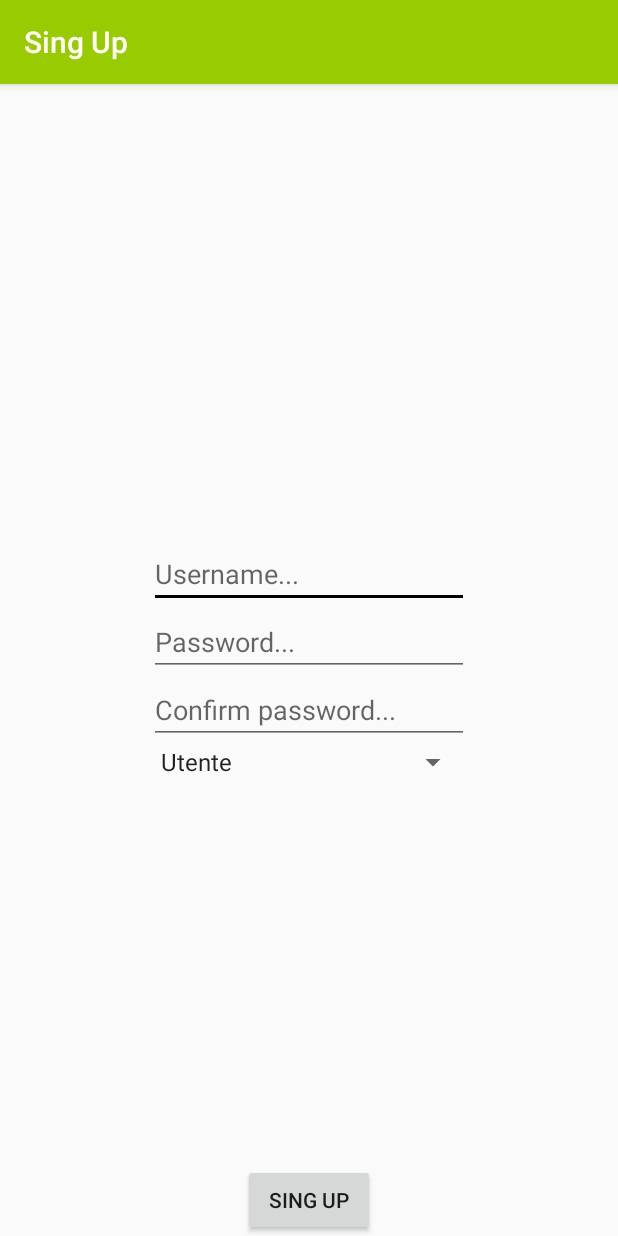
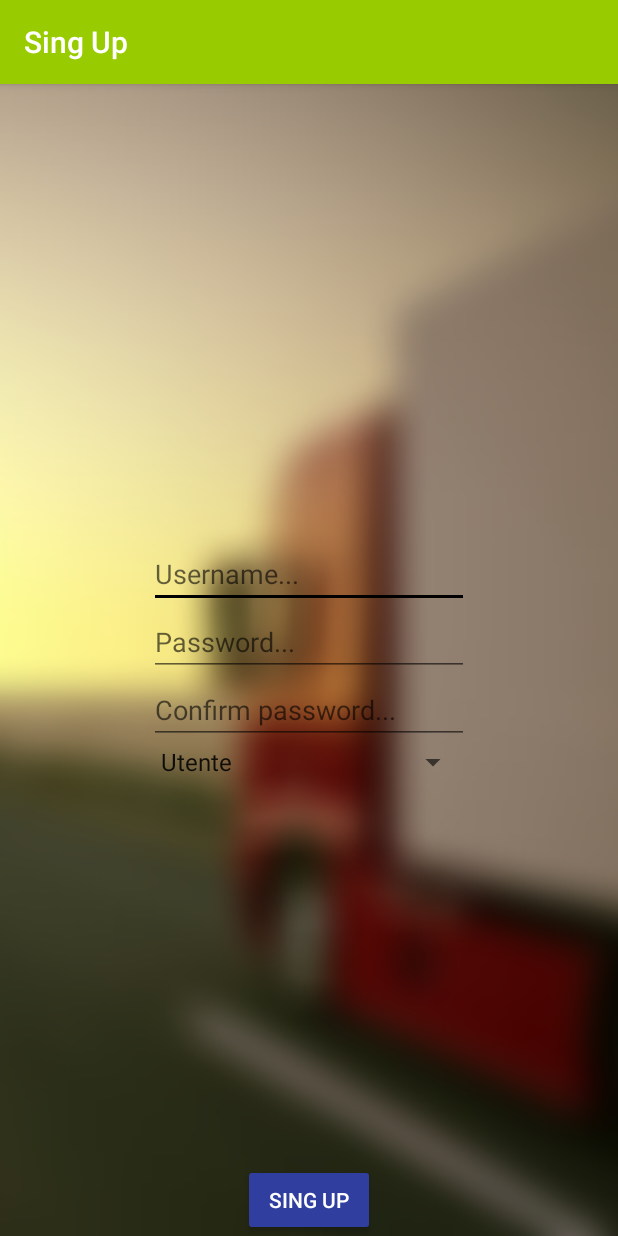
Before and after one commit to MatteoMartinelliMM/ProvaFinale, an Android app: the screen it shows after launch (RegisterActivity), after a tap on "REGISTRATI", on a phone screen of 412 x 824 dp. Run offline under Robolectric (Android 15) with nearby library versions, the phone set to English and light mode, and no system bars; our stand-ins replace Firebase (no records; nobody signed in at launch, a user with empty details on screens opened directly); libraries missing offline, so code that uses them is left out: com.loopj.android, cz.msebera.android.

Commit message:
Migliorie grafiche apportate. all'activity login e singup. Risolto il problema della visualizzazione della lista dei pacchi

```diff
--- a/app/src/main/java/mateomartinelli/user2cadem/it/provafinale/ConfirmPackageReceptionActivity.java
+++ b/app/src/main/java/mateomartinelli/user2cadem/it/provafinale/ConfirmPackageReceptionActivity.java
@@ -1,5 +1,6 @@
 package mateomartinelli.user2cadem.it.provafinale;
 
+import android.content.Intent;
 import android.support.v7.app.AppCompatActivity;
 import android.os.Bundle;
 import android.view.View;
@@ -38,6 +39,9 @@ public class ConfirmPackageReceptionActivity extends AppCompatActivity {
 
     public void conferma(View v){
         myRef.child(idPacco).child("Stato").setValue("Consegnato");
+        Intent intent = new Intent();
+        setResult(2,intent);
+        finish();
 
     }
 
--- a/app/src/main/java/mateomartinelli/user2cadem/it/provafinale/Contoller/JSONParser.java
+++ b/app/src/main/java/mateomartinelli/user2cadem/it/provafinale/Contoller/JSONParser.java
@@ -55,7 +55,7 @@ public class JSONParser {
             JSONObject packagesId = new JSONObject(toParse);
             keys = packagesId.keys();
             while (keys.hasNext()) {
-                currentPackageId = keys.next();
+                currentPackageId = keys.next(); //C
                 if (addedPackages < idPacchi.size()) {
                     addedPackages = tryToMatchCurrierIdAndPackageId(idPacchi, packages, currentPackageId, addedPackages, packagesId);
                 }
@@ -76,9 +76,10 @@ public class JSONParser {
                     String field = packageFields.next();
                     setTheSinglePackage(packageToAdd, pacco, field);
                     pacco.setIdPacco(currentPackageId);
-                    addedPackages++;
+
                 }
                 packages.add(pacco);
+                addedPackages++;
             }
         }
         return addedPackages;
--- a/app/src/main/java/mateomartinelli/user2cadem/it/provafinale/CorriereActivity.java
+++ b/app/src/main/java/mateomartinelli/user2cadem/it/provafinale/CorriereActivity.java
@@ -40,6 +40,10 @@ public class CorriereActivity extends AppCompatActivity implements TaskWaiting{
     @Override
     protected void onActivityResult(int requestCode, int resultCode, Intent data) {
         super.onActivityResult(requestCode, resultCode, data);
+        if(requestCode==1){
+            if(resultCode==2)
+                packageAdapter.notifyDataSetChanged();
+        }
     }
 
     @Override
--- a/app/src/main/java/mateomartinelli/user2cadem/it/provafinale/LoginActivity.java
+++ b/app/src/main/java/mateomartinelli/user2cadem/it/provafinale/LoginActivity.java
@@ -30,12 +30,15 @@ import mateomartinelli.user2cadem.it.provafinale.Model.Utente;
 import static mateomartinelli.user2cadem.it.provafinale.Contoller.RWObject.LOGGED_USER;
 
 public class LoginActivity extends AppCompatActivity implements TaskWaiting {
-    private RadioButton utente,corriere;
+    private RadioButton utente, corriere;
     private EditText userName, pwd;
     private ProgressDialog dialog;
     private TaskWaiting task;
     private boolean pwdMatching;
     private Users u;
+    private String pwdToCompare, sPwd;
+    private Intent intent;
+
     @Override
     protected void onCreate(Bundle savedInstanceState) {
         super.onCreate(savedInstanceState);
@@ -50,53 +53,43 @@ public class LoginActivity extends AppCompatActivity implements TaskWaiting {
         dialog = new ProgressDialog(this);
     }
 
-    public void register(View v){
-        Intent intent = new Intent(this,RegisterActivity.class);
+    public void register(View v) {
+        intent = new Intent(this, RegisterActivity.class);
         startActivity(intent);
     }
 
 
-
-    public void login(View v){
+    public void login(View v) {
         dialog.onStart();
         String sUserName = userName.getText().toString();
-        final String sPwd = pwd.getText().toString();
+        sPwd = pwd.getText().toString();
         String typeOfUser = "";
         boolean user = utente.isChecked();
         boolean curr = corriere.isChecked();
-        if(!sUserName.equals("")){
-            if(user) {
+        if (!sUserName.equals("")) {
+            if (user) {
                 typeOfUser = "Utente/";
                 u = new Utente(sUserName);
-            }else if(curr){
+            } else if (curr) {
                 typeOfUser = "Corriere/";
                 u = new Corriere(sUserName);
             }
-            dialog.onStart();
             checkNStartLogin(sUserName, sPwd, typeOfUser);
         }
     }
 
     private void checkNStartLogin(String sUserName, final String sPwd, String typeOfUser) {
         RestCall.get("Users/" + typeOfUser + sUserName + ".json", new AsyncHttpResponseHandler() {
-            String pwdToCompare;
             Intent intent;
+
             @Override
             public void onSuccess(int statusCode, Header[] headers, byte[] responseBody) {
-                if(statusCode==200){
+                if (statusCode == 200) {
                     String toParse = new String(responseBody);
                     pwdToCompare = JSONParser.getPwd(toParse);
                 }
                 task.waitToComplete("");
-                if(pwdToCompare.equals(sPwd)){
-                    Toast.makeText(getApplicationContext(),"Login Succesfull",Toast.LENGTH_SHORT).show();
-                    RWObject.writeObject(getApplicationContext(), LOGGED_USER,u);
-                    UtilitySharedPreference.addLoggedUser(getApplicationContext(),u);
-                    if(u instanceof Corriere) intent = new Intent(getApplicationContext(),CorriereActivity.class);
-                    else intent = new Intent(getApplicationContext(),UtenteActivity.class);
-                    startActivity(intent);
-                    finish();
-                }
+
             }
 
             @Override
@@ -109,9 +102,20 @@ public class LoginActivity extends AppCompatActivity implements TaskWaiting {
     @Override
     public void waitToComplete(String s) {
         dialog.dismiss();
-        if(!s.equals("")) Toast.makeText(this,s,Toast.LENGTH_SHORT).show();
+        if (!s.equals("")) Toast.makeText(this, s, Toast.LENGTH_SHORT).show();
         dialog.cancel();
+        if (pwdToCompare.equals(sPwd)) {
+            Toast.makeText(getApplicationContext(), "Login Succesfull", Toast.LENGTH_SHORT).show();
+            RWObject.writeObject(getApplicationContext(), LOGGED_USER, u);
+            UtilitySharedPreference.addLoggedUser(getApplicationContext(), u);
+            if (u instanceof Corriere)
+                intent = new Intent(getApplicationContext(), CorriereActivity.class);
+            else intent = new Intent(getApplicationContext(), UtenteActivity.class);
+            startActivity(intent);
+            finish();
+        }
     }
+
     private void hidingTheTitleBar() {
         requestWindowFeature(Window.FEATURE_NO_TITLE);
         getWindow().setFlags(WindowManager.LayoutParams.FLAG_FULLSCREEN, WindowManager.LayoutParams.FLAG_FULLSCREEN);
--- a/app/src/main/res/layout/activity_register.xml
+++ b/app/src/main/res/layout/activity_register.xml
@@ -4,6 +4,7 @@
     xmlns:tools="http://schemas.android.com/tools"
     android:layout_width="match_parent"
     android:layout_height="match_parent"
+    android:background="@drawable/truck"
     tools:context="mateomartinelli.user2cadem.it.provafinale.RegisterActivity">
 
     <RelativeLayout
@@ -56,8 +57,10 @@
         android:layout_height="wrap_content"
         android:layout_alignParentBottom="true"
         android:layout_centerHorizontal="true"
+        android:backgroundTint="@color/colorPrimaryDark"
         android:onClick="done"
-        android:text="sing up" />
+        android:text="sing up"
+        android:textColor="@color/cardview_light_background" />
 
     <TextView
         android:id="@+id/noMatch"
```
Also changed, not shown: app/src/main/java/mateomartinelli/user2cadem/it/provafinale/UtenteActivity.java (+39 -18 lines), app/src/main/res/layout/activity_login.xml (+7 -2 lines), app/src/main/res/drawable/deliver_guy.png (added), app/src/main/res/drawable/truck.png (added), app/src/main/res/drawable/warhouse.png (added).
